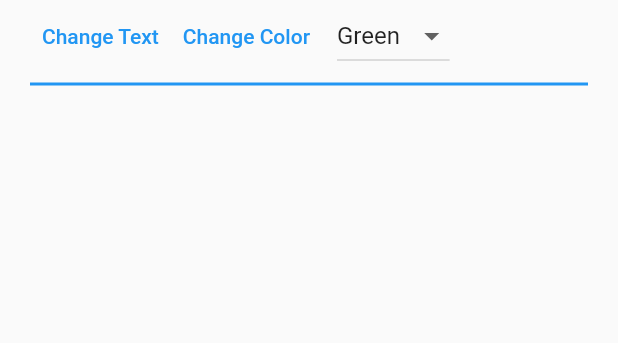
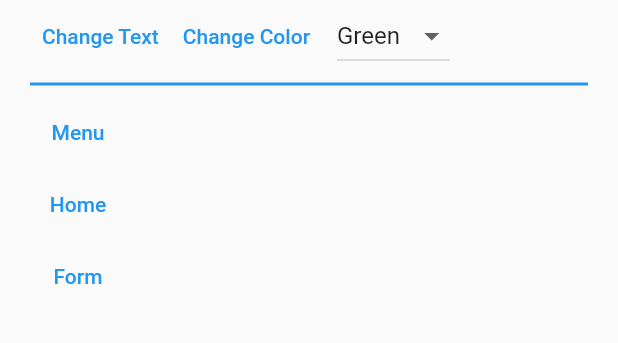
Before and after one commit to ishworpanta10/bloc_ui_state_management, a Flutter app: the HomePage screen opened directly, on a phone screen of 412 x 824 dp, the part 132-475 px from its top. Run offline on Flutter 3.47's test engine with Material 2 defaults, Android fonts, the phone set to English and light mode, and no system bars; our stand-ins replace flutter_bloc; statements that could not run were skipped.

Commit message:
added select button bloc for changing button style

```diff
--- /dev/null
+++ b/lib/bloc/ui_state_management/select_button_bloc.dart
@@ -0,0 +1,11 @@
+import 'package:flutter_bloc/flutter_bloc.dart';
+
+//can be used in show hide password
+class SelectButtonBloc extends Bloc<int, int> {
+  SelectButtonBloc() : super(-1);
+
+  @override
+  Stream<int> mapEventToState(int event) async* {
+    yield event;
+  }
+}
--- a/lib/screens/homepage.dart
+++ b/lib/screens/homepage.dart
@@ -1,5 +1,7 @@
 import 'package:bloc_state_management/bloc/ui_state_management/color_change_bloc.dart';
 import 'package:bloc_state_management/bloc/ui_state_management/dropdown_change_bloc.dart';
+import 'package:bloc_state_management/bloc/ui_state_management/select_button_bloc.dart';
+import 'package:bloc_state_management/models/button_model.dart';
 import 'package:flutter/material.dart';
 import 'package:flutter_bloc/flutter_bloc.dart';
 
@@ -7,16 +9,13 @@ import '../bloc/ui_state_management/basic_text_state_management_bloc.dart';
 import '../widgets/widgets.dart';
 
 class HomePage extends StatelessWidget {
-  static final List<Color> colorList = [
-    Colors.green,
-    Colors.blue,
-    Colors.red,
-    Colors.orange,
-    Colors.cyanAccent,
-    Colors.black,
-    Colors.purple,
+  static final List<Color> colorList = [Colors.green, Colors.blue, Colors.red, Colors.orange, Colors.cyanAccent, Colors.black, Colors.purple];
+  static final dropDownItemsList = ["Green", "Blue", "Red", "Orange"];
+  final List<ButtonModel> buttonModelList = [
+    ButtonModel(text: "Menu", icon: Icons.menu),
+    ButtonModel(text: "Home", icon: Icons.account_balance_sharp),
+    ButtonModel(text: "Form", icon: Icons.email),
   ];
-  static final dropDownItemsList = ["Green", "Blue", "Red", "Orange"];
 
   @override
   Widget build(BuildContext context) {
@@ -106,6 +105,24 @@ class HomePage extends StatelessWidget {
               ],
             ),
             divider,
+            ...List.generate(buttonModelList.length, (index) {
+              final buttonModel = buttonModelList[index];
+              return BlocBuilder<SelectButtonBloc, int>(
+                builder: (context, buttonState) {
+                  print(buttonState);
+                  return TextButton(
+                    style: TextButton.styleFrom(
+                      backgroundColor: index == buttonState ? Colors.greenAccent : null,
+                    ),
+                    onPressed: () {
+                      print(index);
+                      BlocProvider.of<SelectButtonBloc>(context).add(index);
+                    },
+                    child: Text(buttonModel.text),
+                  );
+                },
+              );
+            }),
             // TextFormField(
             //   decoration: const InputDecoration(hintText: 'email'),
             //   onChanged: (value) {
--- a/lib/splash.dart
+++ b/lib/splash.dart
@@ -4,6 +4,7 @@ import 'package:bloc_state_management/bloc/ui_state_management/dropdown_change_b
 import 'package:flutter/material.dart';
 import 'package:flutter_bloc/flutter_bloc.dart';
 
+import 'bloc/ui_state_management/select_button_bloc.dart';
 import 'screens/screens.dart';
 
 class SplashScreen extends StatelessWidget {
@@ -22,6 +23,9 @@ class SplashScreen extends StatelessWidget {
         BlocProvider(
           create: (_) => DropdownChangeBloc(),
         ),
+        BlocProvider(
+          create: (_) => SelectButtonBloc(),
+        ),
       ],
       child: MaterialApp(
         title: 'Bloc State Management Demo',
```
